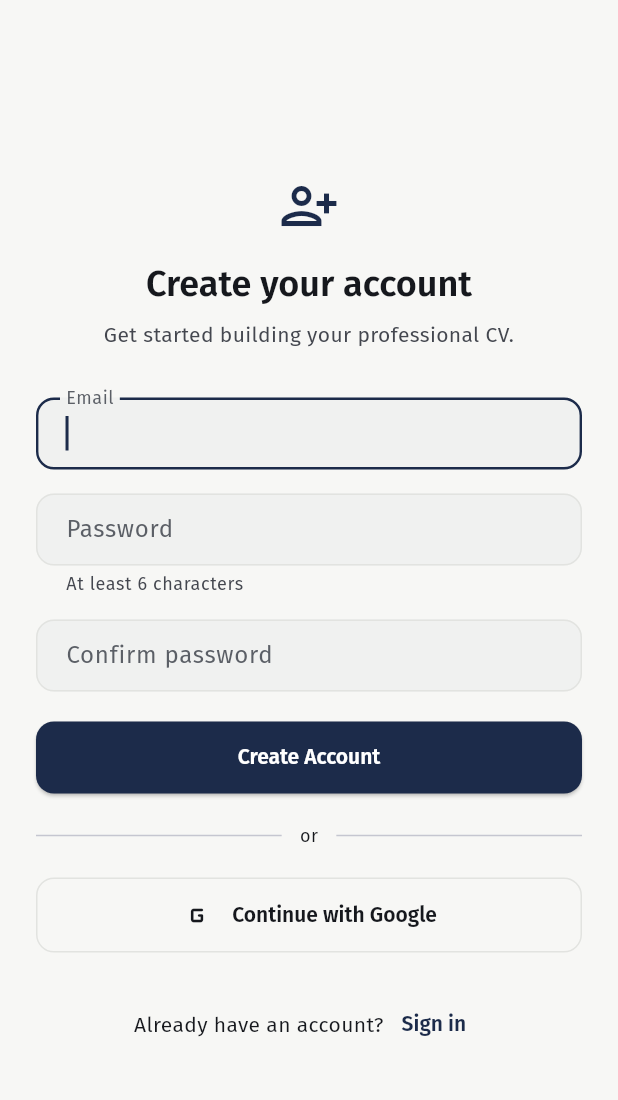
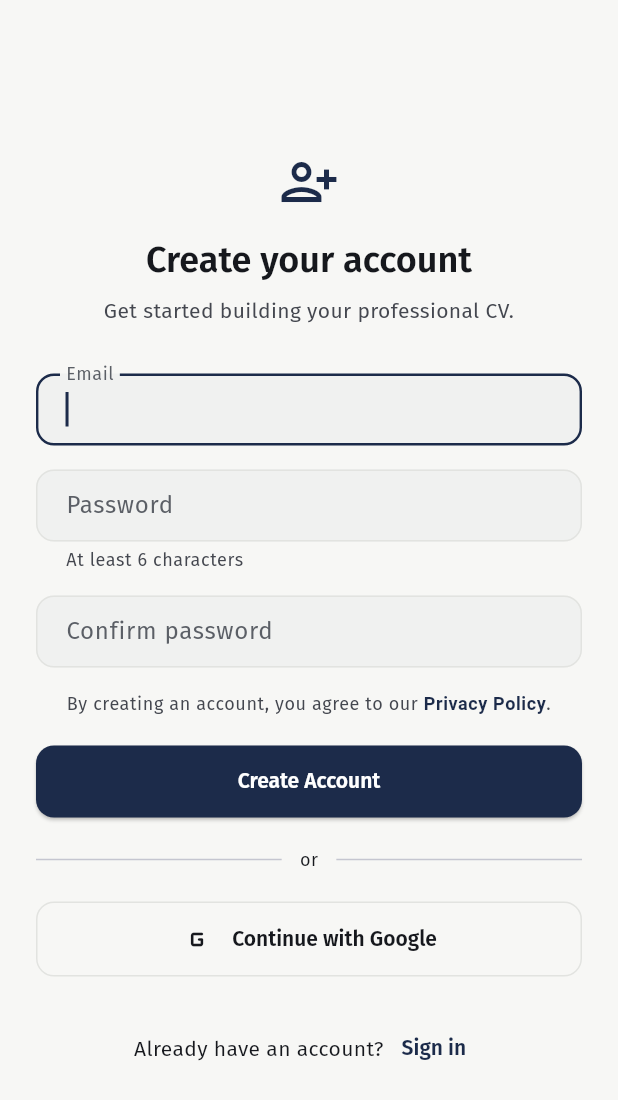
Before and after one commit to sulemanabrar/cv_craft, a Flutter app: the SignupScreen screen opened by its route, on a phone screen of 412 x 824 dp. Shown: the top 1100 px of the screen. Run offline on Flutter 3.47's test engine with Material 3 defaults, Android fonts, the phone set to English and light mode, and no system bars; our stand-ins replace firebase_auth, firebase_core, firebase_crashlytics, flutter_riverpod, freezed_annotation, go_router and 6 more; accounts and stored records are empty; project files that could hold a hidden picture were left out.

```diff
--- /dev/null
+++ b/lib/core/constants/legal_links.dart
@@ -0,0 +1 @@
+const String privacyPolicyUrl = 'https://claude.ai/code/artifact/0fd7244e-7d6c-470e-be31-93428cc32d8e';
--- a/lib/features/auth/signup_screen.dart
+++ b/lib/features/auth/signup_screen.dart
@@ -1,7 +1,10 @@
+import 'package:flutter/gestures.dart';
 import 'package:flutter/material.dart';
 import 'package:flutter_riverpod/flutter_riverpod.dart';
 import 'package:go_router/go_router.dart';
+import 'package:url_launcher/url_launcher.dart';
 
+import '../../core/constants/legal_links.dart';
 import '../../core/constants/route_paths.dart';
 import '../../core/design/app_spacing.dart';
 import '../../core/design/widgets/app_text_field.dart';
@@ -60,6 +63,10 @@ class _SignupScreenState extends ConsumerState<SignupScreen> {
     } finally {
       if (mounted) setState(() => _submitting = false);
     }
+  }
+
+  Future<void> _openPrivacyPolicy() async {
+    await launchUrl(Uri.parse(privacyPolicyUrl), mode: LaunchMode.externalApplication);
   }
 
   Future<void> _submitWithGoogle() async {
@@ -133,6 +140,27 @@ class _SignupScreenState extends ConsumerState<SignupScreen> {
                     onSubmitted: (_) => _submit(),
                     errorText: _errorText,
                   ),
+                  const SizedBox(height: AppSpacing.md),
+                  Text.rich(
+                    TextSpan(
+                      style: theme.textTheme.bodySmall?.copyWith(
+                        color: theme.colorScheme.onSurfaceVariant,
+                      ),
+                      children: [
+                        const TextSpan(text: 'By creating an account, you agree to our '),
+                        TextSpan(
+                          text: 'Privacy Policy',
+                          style: TextStyle(
+                            color: theme.colorScheme.primary,
+                            fontWeight: FontWeight.w600,
+                          ),
+                          recognizer: TapGestureRecognizer()..onTap = _openPrivacyPolicy,
+                        ),
+                        const TextSpan(text: '.'),
+                      ],
+                    ),
+                    textAlign: TextAlign.center,
+                  ),
                   const SizedBox(height: AppSpacing.lg),
                   PrimaryButton(
                     label: 'Create Account',
--- a/lib/features/profile/profile_screen.dart
+++ b/lib/features/profile/profile_screen.dart
@@ -1,6 +1,8 @@
 import 'package:flutter/material.dart';
 import 'package:flutter_riverpod/flutter_riverpod.dart';
+import 'package:url_launcher/url_launcher.dart';
 
+import '../../core/constants/legal_links.dart';
 import '../../core/design/app_spacing.dart';
 import '../../state/auth/auth_provider.dart';
 import '../../state/settings/theme_mode_provider.dart';
@@ -24,6 +26,10 @@ class ProfileScreen extends ConsumerWidget {
     if (confirmed == true) {
       await ref.read(authRepositoryProvider).signOut();
     }
+  }
+
+  Future<void> _openPrivacyPolicy() async {
+    await launchUrl(Uri.parse(privacyPolicyUrl), mode: LaunchMode.externalApplication);
   }
 
   @override
@@ -87,6 +93,13 @@ class ProfileScreen extends ConsumerWidget {
                     subtitle: Text('CVs are stored locally — nothing is uploaded to a server.'),
                   ),
                   const Divider(height: 1),
+                  ListTile(
+                    leading: const Icon(Icons.privacy_tip_outlined),
+                    title: const Text('Privacy Policy'),
+                    trailing: const Icon(Icons.open_in_new_rounded, size: 18),
+                    onTap: _openPrivacyPolicy,
+                  ),
+                  const Divider(height: 1),
                   const ListTile(
                     leading: Icon(Icons.info_outline_rounded),
                     title: Text('CV Maker'),
--- a/pubspec.yaml
+++ b/pubspec.yaml
@@ -52,6 +52,7 @@ dependencies:
   freezed_annotation: ^3.1.0
   json_annotation: ^4.12.0
   firebase_crashlytics: ^5.3.0
+  url_launcher: ^6.3.2
 
 dev_dependencies:
   flutter_test:
```
Also changed, not shown: pubspec.lock, 2 other files.
